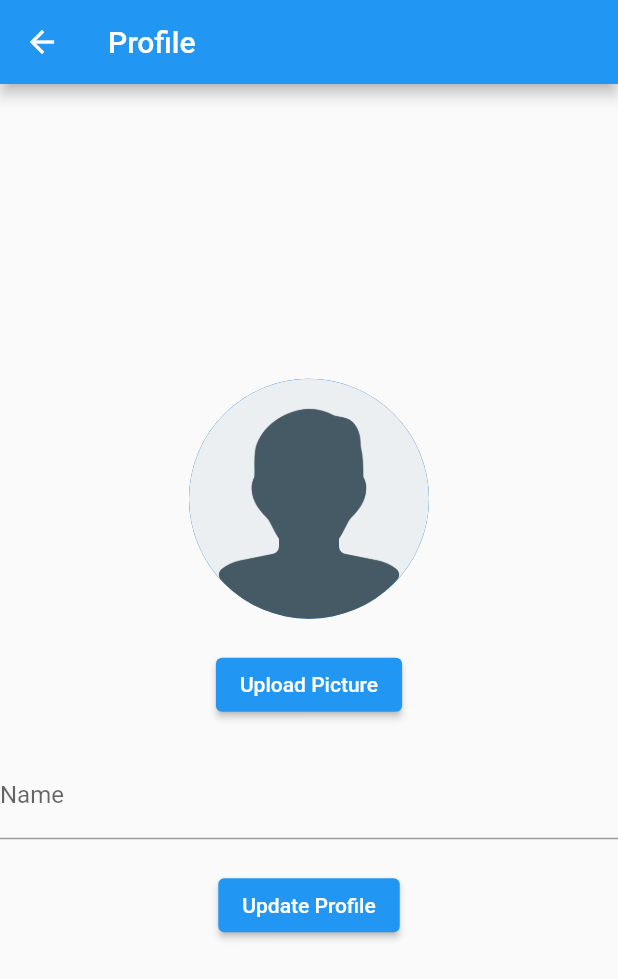
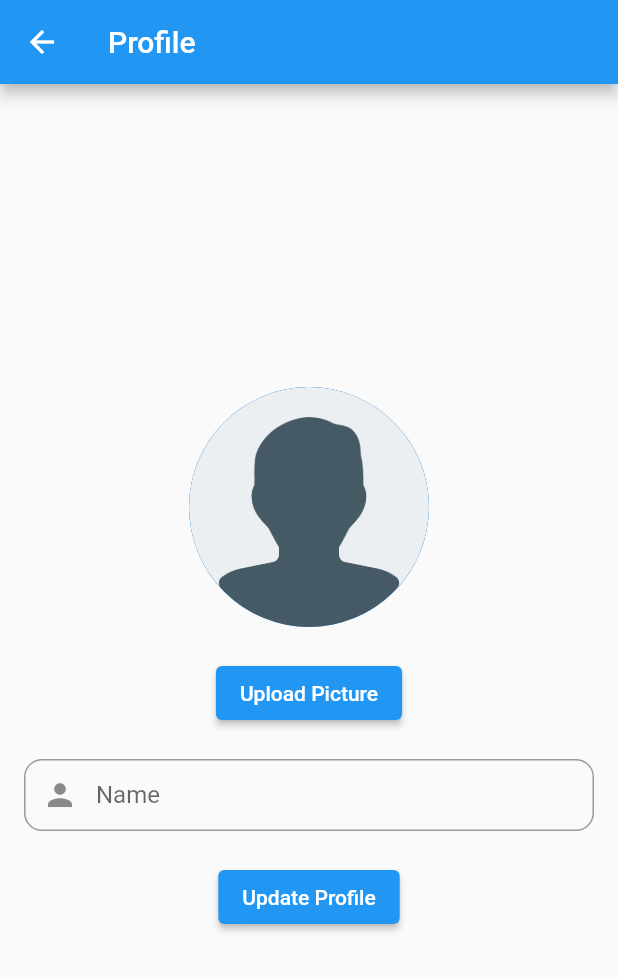
Before and after one commit to sagexfors/basicprog, a Flutter app: the ProfilePage screen opened directly, on a phone screen of 412 x 824 dp. Shown: the top 979 px of the screen. Run offline on Flutter 3.47's test engine with Material 2 defaults, Android fonts, the phone set to English and light mode, and no system bars; our stand-ins replace cloud_firestore, firebase_auth, firebase_core, firebase_storage, flutter_svg, image_picker; accounts and stored records are empty; generated files the repository leaves out were written again.

Commit message:
Add icon parameters to GenericTextFormField

```diff
--- a/lib/Pages/profile_page.dart
+++ b/lib/Pages/profile_page.dart
@@ -1,5 +1,6 @@
 import 'dart:io';
 
+import 'package:basicprog/Widgets/generic_text_form_field.dart';
 import 'package:firebase_auth/firebase_auth.dart';
 import 'package:flutter/material.dart';
 import 'package:firebase_storage/firebase_storage.dart';
@@ -132,11 +133,10 @@ class _ProfilePageState extends State<ProfilePage> {
               child: const Text('Upload Picture'),
             ),
             const SizedBox(height: 20),
-            TextFormField(
+            GenericTextFormField(
+              icon: Icons.person,
+              labelText: 'Name',
               controller: _nameController,
-              decoration: const InputDecoration(
-                labelText: 'Name',
-              ),
             ),
             const SizedBox(height: 20),
             ElevatedButton(
--- a/lib/Pages/register_page.dart
+++ b/lib/Pages/register_page.dart
@@ -135,6 +135,7 @@ class _RegisterFormState extends State<RegisterForm> {
             height: 64,
           ),
           GenericTextFormField(
+            icon: Icons.person,
             controller: _nameController,
             labelText: 'Name',
           ),
```
